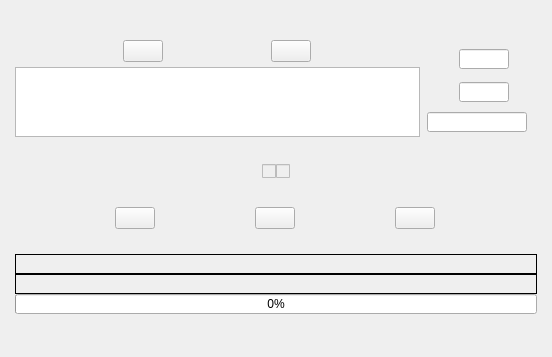
This is dialogs/multiplevideoet.ui in RaphCucul/Image-registration-GUI as Qt 5 draws it before an edit. The edited form follows.
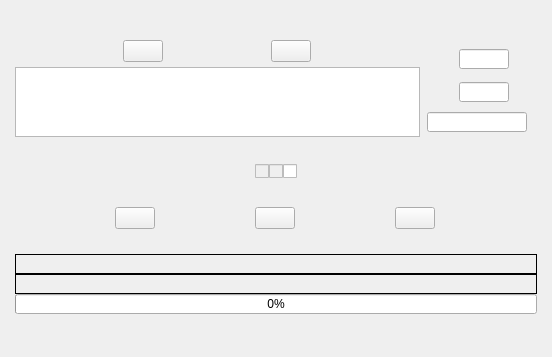
This is the edited form.

```diff
--- a/dialogs/multiplevideoet.ui
+++ b/dialogs/multiplevideoet.ui
@@ -299,6 +299,13 @@
        </property>
       </widget>
      </item>
+     <item>
+      <widget class="QCheckBox" name="previousThresholdsCB">
+       <property name="text">
+        <string/>
+       </property>
+      </widget>
+     </item>
      <item>
       <spacer name="horizontalSpacer_2">
        <property name="orientation">
```
Left out of the diff: 4 changed lines with no effect on the pictures.
